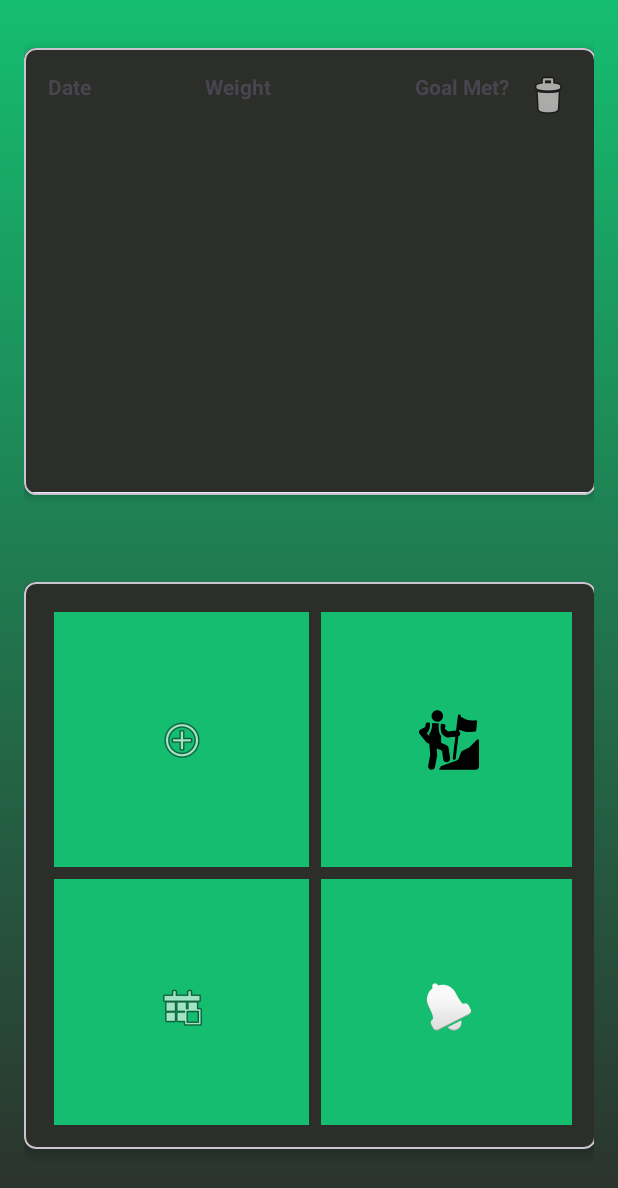
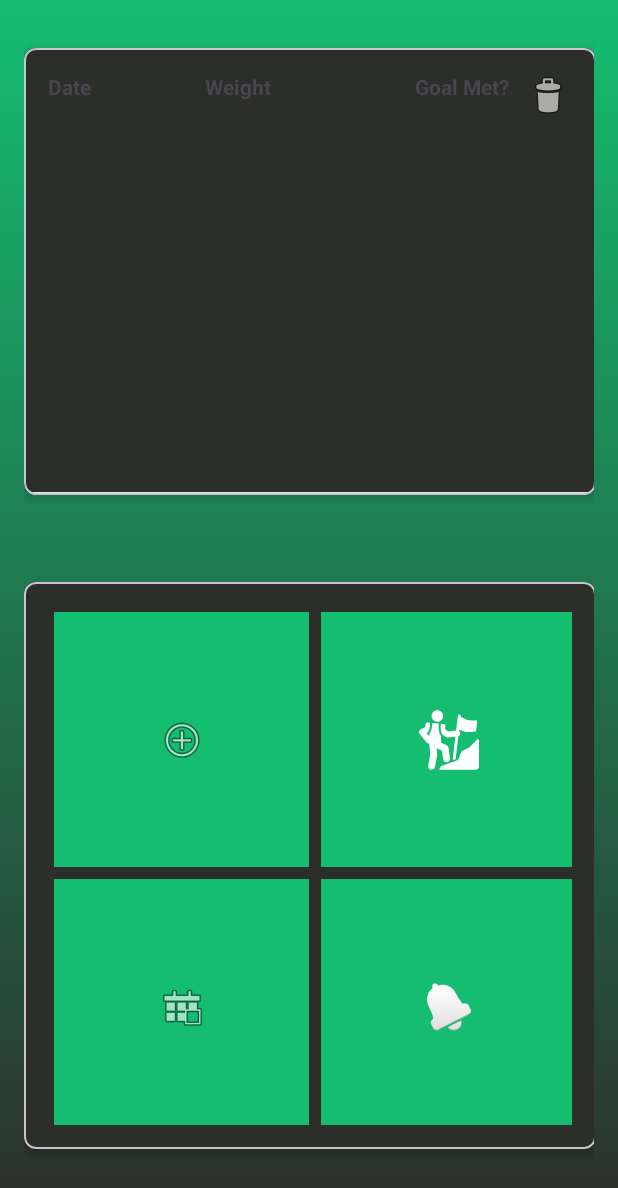
Before and after one commit to ecan0/WeightTracker-CS-360, an Android app: the layout activity_main.xml on its own in the app's theme, with its tools: preview values and no code run, on a phone screen of 412 x 824 dp. Shown: the top 1188 px of the screen. Run offline under Robolectric (Android 15) with nearby library versions, the phone set to English and light mode, and no system bars.

```diff
--- a/app/src/main/res/drawable/ic_mountain_climb.xml
+++ b/app/src/main/res/drawable/ic_mountain_climb.xml
@@ -7,15 +7,15 @@
     tools:ignore="VectorRaster">
   <path
       android:pathData="M144.71,313.73l43.4,19.89l10.06,69.26c2.04,14.1 14.15,24.27 28,24.26c1.34,0 2.72,-0.09 4.09,-0.29c15.49,-2.24 26.23,-16.62 23.97,-32.11l-12.27,-84.53c-1.38,-9.52 -7.49,-17.68 -16.24,-21.68l-45.08,-20.66c0,-0.23 0.07,-0.44 0.07,-0.66l0.21,-53.02c-26.25,-38.53 -20.56,-87.39 -17.73,-103.27l-56.53,-4.92c1.04,18.64 0.17,59.19 -22.8,89.4l-0.08,20.3l-22.13,-27.04l11.61,-6.32c18.23,-26.88 18.04,-63.24 17.07,-77.76l-19.54,-1.7c-7.78,-0.67 -14.75,4.74 -16.03,12.44l-3.98,23.96l-38.1,20.76c-6.36,3.46 -10.83,9.57 -12.22,16.67c-1.38,7.1 0.47,14.44 5.06,20.04l56.36,68.83c4.79,5.87 11.76,8.9 18.8,8.9c1.21,0 2.39,-0.43 3.59,-0.61c0.17,1.22 0.28,2.45 0.55,3.64c-0.03,1.04 -0.14,2.05 -0.06,3.11l7.13,87.04L75.02,454.77c-2.97,15.36 7.07,30.23 22.42,33.2c1.83,0.35 3.64,0.52 5.42,0.52c13.3,0 25.17,-9.41 27.78,-22.96l17.6,-90.91c0.49,-2.54 0.63,-5.12 0.43,-7.7l-4.35,-53.07C144.45,313.81 144.57,313.76 144.71,313.73z"
-      android:fillColor="#000000"
+      android:fillColor="#FFFFFF"
       tools:ignore="VectorPath" />
   <path
       android:pathData="M191.02,200.07l24.99,19.67c4.3,3.38 9.6,5.2 15.02,5.2c0.86,0 1.71,-0.05 2.56,-0.14l63.84,-6.77L276.23,394.01c-0.81,6.66 3.94,12.7 10.59,13.51c0.49,0.05 0.98,0.09 1.47,0.09c6.06,0 11.31,-4.52 12.03,-10.69l21.99,-182.46c9.99,-3.86 16.61,-13.97 15.42,-25.13c-0.77,-7.27 -4.75,-13.39 -10.31,-17.29l1.25,-10.37l35.67,11.9c19.15,6.39 39.43,8.62 59.49,6.55l33.44,-3.45c5.3,-0.55 9.5,-4.68 10.13,-9.95l8.44,-69.95c0.41,-3.43 -0.76,-6.87 -3.18,-9.34c-2.43,-2.47 -5.85,-3.7 -9.28,-3.34l-14.2,1.46c-29.01,3 -58.24,-3.03 -83.73,-17.24l-23.93,-13.36l0.6,-4.94c0.81,-6.66 -3.94,-12.7 -10.59,-13.51c-6.59,-0.75 -12.73,3.94 -13.5,10.6l-14.64,121.45l-65.11,6.91l-27.84,-21.92l5.58,-20.33c1.17,-4.28 0.38,-8.85 -2.15,-12.49c-2.53,-3.64 -6.55,-5.97 -10.97,-6.35l-23.5,-2.04C177.34,123.59 171.36,166.11 191.02,200.07z"
-      android:fillColor="#000000"/>
+      android:fillColor="#FFFFFF"/>
   <path
       android:pathData="M166.05,94.29c24.65,-8.78 37.48,-35.86 28.73,-60.48c-8.77,-24.62 -35.86,-37.49 -60.49,-28.71c-24.63,8.77 -37.47,35.84 -28.71,60.47C114.35,90.2 141.44,103.06 166.05,94.29z"
-      android:fillColor="#000000"/>
+      android:fillColor="#FFFFFF"/>
   <path
       android:pathData="M484.46,240.74c-3.86,-1.55 -8.27,-0.6 -11.14,2.39l-56,58.22c-2.23,2.33 -4.87,4.25 -7.78,5.68l-53.15,26.08c-6.56,3.22 -11.59,8.89 -13.99,15.79l-16.28,46.78c-2.73,7.85 -8.84,14.06 -16.65,16.92l-126.07,46.25c-2.29,0.85 -4.27,2.39 -5.64,4.41l-11.46,16.9c-1.04,1.54 -1.14,3.54 -0.27,5.18c0.87,1.64 2.58,2.67 4.44,2.67h293.79c14.67,0 26.58,-11.9 26.58,-26.58V250.19C490.83,246.03 488.3,242.3 484.46,240.74z"
-      android:fillColor="#000000"/>
+      android:fillColor="#FFFFFF"/>
 </vector>
--- a/app/src/main/res/layout/activity_main.xml
+++ b/app/src/main/res/layout/activity_main.xml
@@ -89,7 +89,6 @@
             </androidx.constraintlayout.widget.ConstraintLayout>
         </com.google.android.material.card.MaterialCardView>
 
-        <!-- Existing GridLayout Card -->
         <com.google.android.material.card.MaterialCardView
             android:id="@+id/gridContainer"
             android:layout_width="381dp"
```
Also changed, not shown: app/src/main/AndroidManifest.xml (+14 -3 lines), app/src/main/java/com/example/weighttracker/MainActivity.java (+46 -16 lines).
